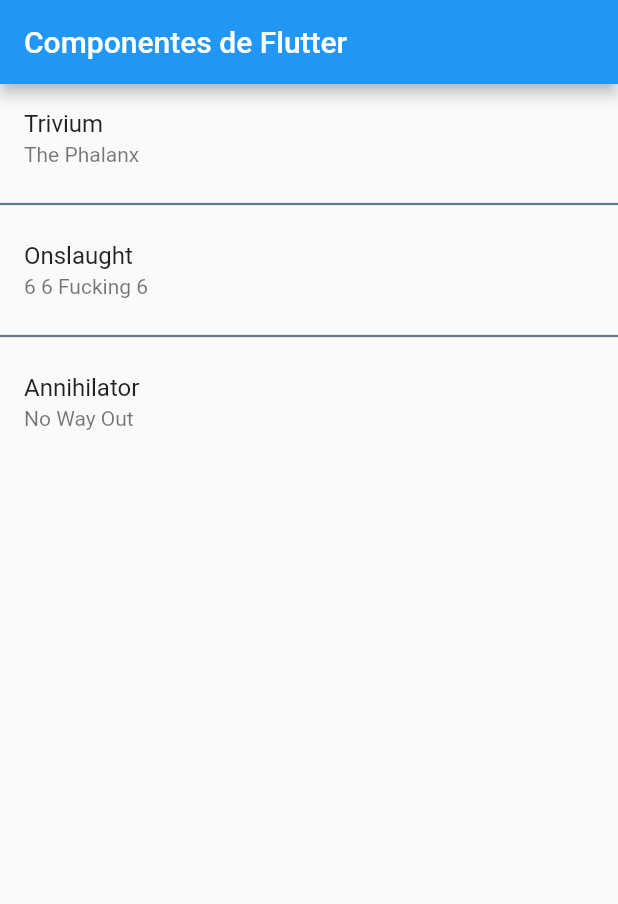
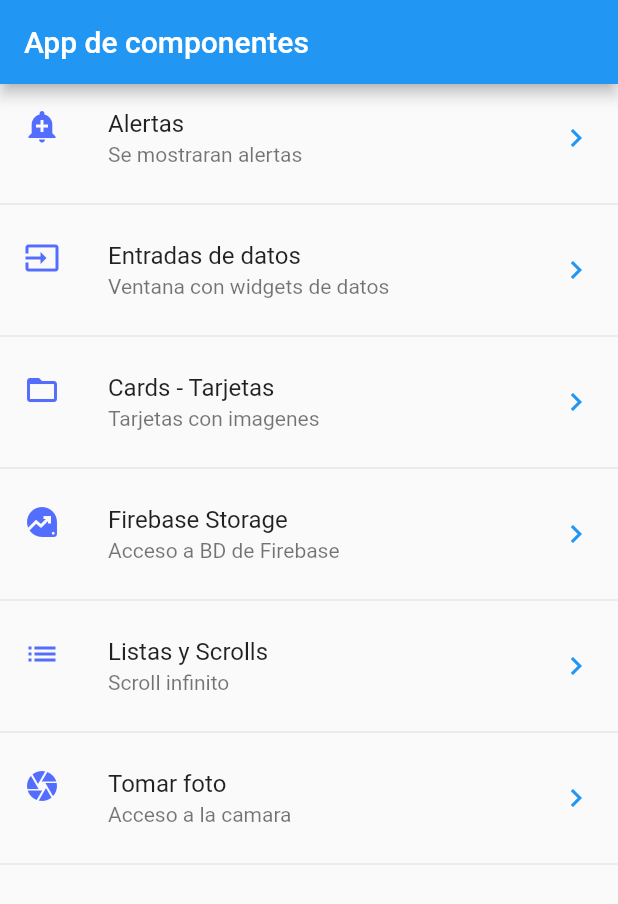
Before and after one commit to Bersaaker/compoentes, a Flutter app: the screen it shows after launch, on a phone screen of 412 x 824 dp. Shown: the top 904 px of the screen. Run offline on Flutter 3.47's test engine with Material 2 defaults, Android fonts, the phone set to English and light mode, and no system bars.

Commit message:
componentes

```diff
--- /dev/null
+++ b/data/menu_opciones.json
@@ -0,0 +1,42 @@
+{
+    "nombreApp": "Componentes",
+    "iconApp" : "icon",
+    "rutas": [
+        {
+            "ruta": "alert",
+            "icon": "add_alert",
+            "texto": "Alertas",
+            "texto2": "Se mostraran alertas"
+        },
+        {
+            "ruta": "inputs",
+            "icon": "input",
+            "texto": "Entradas de datos",
+            "texto2": "Ventana con widgets de datos"
+        },
+        {
+            "ruta": "card",
+            "icon": "folder_open",
+            "texto": "Cards - Tarjetas",
+            "texto2" : "Tarjetas con imagenes"
+        },
+        {
+            "ruta" : "firebase",
+            "icon" : "data",
+            "texto" : "Firebase Storage",
+            "texto2": "Acceso a BD de Firebase"
+        },
+        {
+            "ruta" : "list",
+            "icon" : "list",
+            "texto" : "Listas y Scrolls",
+            "texto2" : "Scroll infinito"
+        },
+        {
+            "ruta" : "camara",
+            "icon" : "camera",
+            "texto" : "Tomar foto",
+            "texto2" : "Acceso a la camara"
+        }
+    ]
+}
--- a/lib/main.dart
+++ b/lib/main.dart
@@ -1,3 +1,4 @@
+import 'package:componentes/ui/screens/alerts_screen.dart';
 import 'package:componentes/ui/screens/home_page_temp.dart';
 import 'package:flutter/material.dart';
 
@@ -8,10 +9,19 @@ class MyApp extends StatelessWidget {
 
   @override
   Widget build(BuildContext context) {
-    return const MaterialApp(
-      title: 'App Componentes',
-      debugShowCheckedModeBanner: false,
-      home: HomePageTemp(),
-    );
+    return MaterialApp(
+        title: 'App Componentes',
+        debugShowCheckedModeBanner: false,
+        //home: HomePageTemp(),
+        initialRoute: '/',
+        routes: <String, WidgetBuilder>{
+          '/': (BuildContext context) => const HomePageTemp(),
+          'alert': (BuildContext context) => const AlertsScreen(),
+        },
+        onGenerateRoute: (RouteSettings settings) {
+          print('Ruta llamada ${settings.name}');
+          return MaterialPageRoute(
+              builder: (BuildContext context) => const AlertsScreen());
+        });
   }
 }
--- a/lib/ui/screens/home_page_temp.dart
+++ b/lib/ui/screens/home_page_temp.dart
@@ -1,4 +1,8 @@
+import 'package:componentes/providers/menu_providers.dart';
+import 'package:componentes/ui/screens/alerts_screen.dart';
 import 'package:flutter/material.dart';
+
+import '../../utils/icons_mapping.dart';
 
 class HomePageTemp extends StatelessWidget {
   const HomePageTemp({super.key});
@@ -7,32 +11,82 @@ class HomePageTemp extends StatelessWidget {
   Widget build(BuildContext context) {
     return Scaffold(
       appBar: AppBar(
-        title: const Text('Componentes de Flutter'),
+        title: const Text('App de componentes'),
       ),
-      body: ListView(
-        children: const [
-          ListTile(
-            title: Text('Trivium'),
-            subtitle: Text('The Phalanx'),
-          ),
-          Divider(
-            thickness: 1.5,
-            color: Colors.blueGrey,
-          ),
-          ListTile(
-            title: Text('Onslaught'),
-            subtitle: Text('6 6 Fucking 6'),
-          ),
-          Divider(
-            thickness: 1.5,
-            color: Colors.blueGrey,
-          ),
-          ListTile(
-            title: Text('Annihilator'),
-            subtitle: Text('No Way Out'),
-          ),
-        ],
-      ),
+      body: _lista(),
     );
   }
 }
+
+Widget _lista() {
+  /*recuperacion de dtaos de un archivo json
+  //print(menuProvider.opciones);
+  menuProvider.loadData().then((opciones){
+    print('_lista: ');
+    print (opciones);
+  });
+  return ListView(
+        children: _listaItems(),
+      );*/
+  return FutureBuilder(
+    future: menuProvider.loadData(), // Indicando lo que queremos esperar
+    initialData: const [],
+    builder: (BuildContext context, AsyncSnapshot<List<dynamic>> sanpshot) {
+      //print('buldier: ');
+      //print(sanpshot.data);
+      return ListView(
+        children: _listaItems(sanpshot.data as List<dynamic>, context),
+      );
+    },
+  );
+}
+
+List<Widget> _listaItems(List<dynamic> data, BuildContext context) {
+  final List<Widget> opciones = [];
+  IconMapping iconMap = const IconMapping();
+
+  data.forEach((opt) {
+    final title = ListTile(
+      title: Text(opt['texto']),
+      leading: iconMap.getIcon(opt['icon']),
+      trailing: const Icon(
+        Icons.keyboard_arrow_right,
+        color: Colors.blue,
+      ),
+      subtitle: Text(opt['texto2']),
+      onTap: () {
+        //final route = MaterialPageRoute(builder: (context) {
+        //return const AlertsScreen();
+        //});
+        Navigator.pushNamed(context, opt['ruta']);
+        // Navigator.push(context, route);
+      },
+    );
+    opciones
+      ..add(title)
+      ..add(const Divider());
+  });
+  return opciones;
+  // return const [
+  //   ListTile(
+  //     title: Text('Trivium'),
+  //     subtitle: Text('The Phalanx'),
+  //   ),
+  //   Divider(
+  //     thickness: 1.5,
+  //     color: Colors.blueGrey,
+  //   ),
+  //   ListTile(
+  //     title: Text('Onslaught'),
+  //     subtitle: Text('6 6 Fucking 6'),
+  //   ),
+  //   Divider(
+  //     thickness: 1.5,
+  //     color: Colors.blueGrey,
+  //   ),
+  //   ListTile(
+  //     title: Text('Annihilator'),
+  //     subtitle: Text('No Way Out'),
+  //   ),
+  // ];
+}
--- a/pubspec.yaml
+++ b/pubspec.yaml
@@ -17,3 +17,5 @@ dev_dependencies:
 
 flutter:
   uses-material-design: true
+  assets:
+   - data/menu_opciones.json
```
Also changed, not shown: lib/providers/menu_providers.dart (added, +32 -0 lines), lib/ui/screens/alerts_screen.dart (added, +20 -0 lines), lib/ui/screens/inputs_screen.dart (added, +12 -0 lines), lib/utils/icons_mapping.dart (added, +22 -0 lines).
